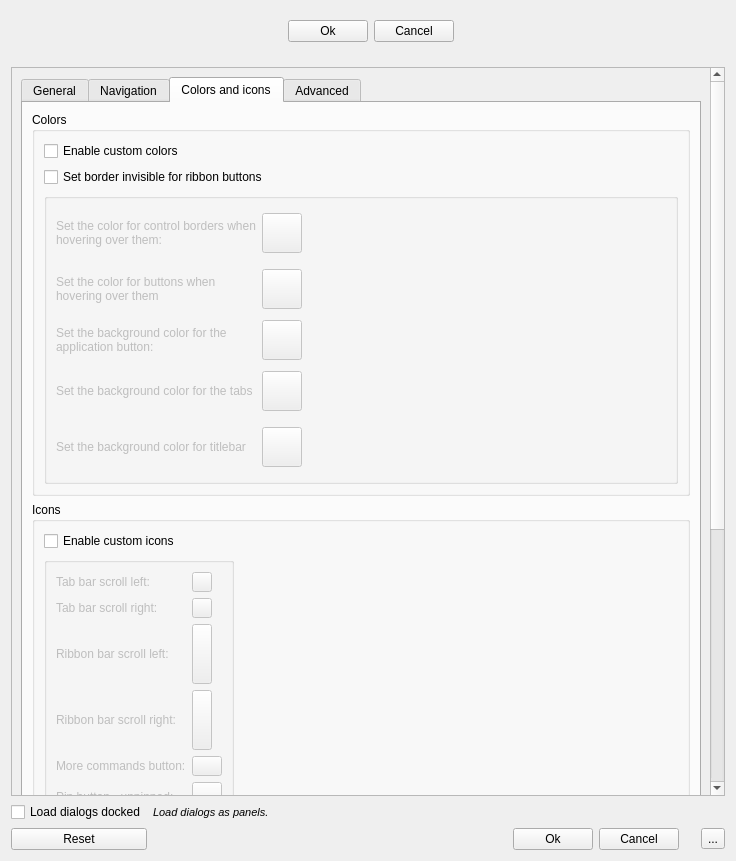
This is Resources/ui/Settings.ui in APEbbers/FreeCAD-Ribbon as Qt 5 draws it before an edit. The edited form follows.
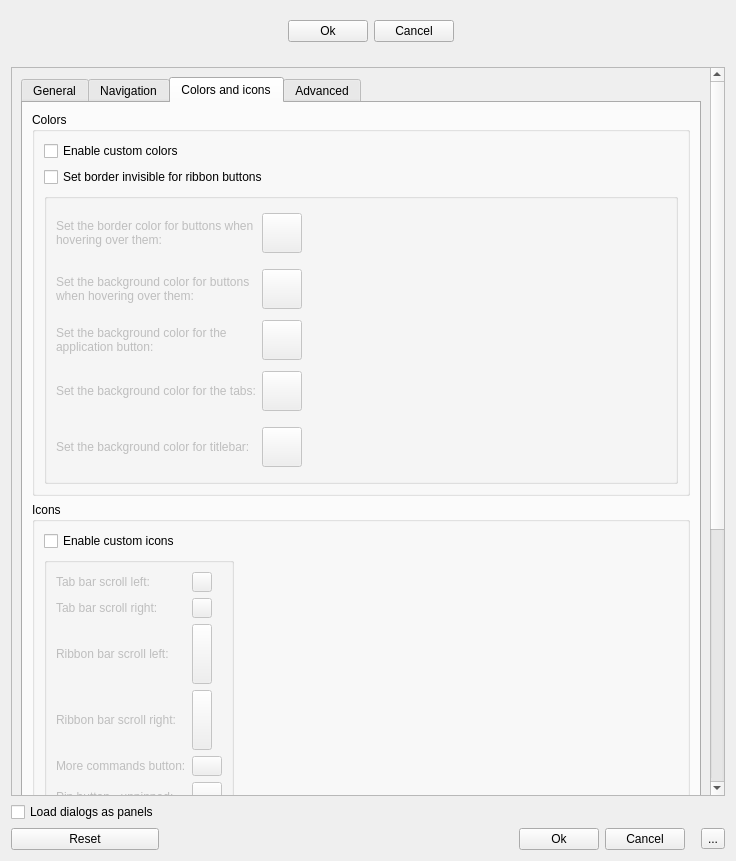
This is the edited form. Custom widgets are drawn as their Qt base class.

What changed in the file:
```diff
--- a/Resources/ui/Settings.ui
+++ b/Resources/ui/Settings.ui
@@ -2129,7 +2129,7 @@
                         </size>
                        </property>
                        <property name="text">
-                        <string>Set the color for control borders when hovering over them:</string>
+                        <string>&lt;html&gt;&lt;head/&gt;&lt;body&gt;&lt;p&gt;Set the border color for buttons when hovering over them:&lt;/p&gt;&lt;/body&gt;&lt;/html&gt;</string>
                        </property>
                        <property name="wordWrap">
                         <bool>true</bool>
@@ -2173,7 +2173,7 @@
                         </size>
                        </property>
                        <property name="text">
-                        <string>Set the color for buttons when hovering over them</string>
+                        <string>&lt;html&gt;&lt;head/&gt;&lt;body&gt;&lt;p&gt;Set the background color for buttons when hovering over them:&lt;/p&gt;&lt;/body&gt;&lt;/html&gt;</string>
                        </property>
                        <property name="wordWrap">
                         <bool>true</bool>
@@ -2255,7 +2255,7 @@
                         </size>
                        </property>
                        <property name="text">
-                        <string>Set the background color for the tabs</string>
+                        <string>&lt;html&gt;&lt;head/&gt;&lt;body&gt;&lt;p&gt;Set the background color for the tabs:&lt;/p&gt;&lt;/body&gt;&lt;/html&gt;</string>
                        </property>
                       </widget>
                      </item>
@@ -2287,7 +2287,7 @@
                         </size>
                        </property>
                        <property name="text">
-                        <string>Set the background color for titlebar</string>
+                        <string>&lt;html&gt;&lt;head/&gt;&lt;body&gt;&lt;p&gt;Set the background color for titlebar:&lt;/p&gt;&lt;/body&gt;&lt;/html&gt;</string>
                        </property>
                       </widget>
                      </item>
@@ -2958,20 +2958,7 @@
      <item row="0" column="0">
       <widget class="QCheckBox" name="LoadDialogs">
        <property name="text">
-        <string>Load dialogs docked</string>
-       </property>
-      </widget>
-     </item>
-     <item row="0" column="1" colspan="5">
-      <widget class="QLabel" name="label_31">
-       <property name="font">
-        <font>
-         <pointsize>8</pointsize>
-         <italic>true</italic>
-        </font>
-       </property>
-       <property name="text">
-        <string>Load dialogs as panels.</string>
+        <string>Load dialogs as panels</string>
        </property>
       </widget>
      </item>
```
